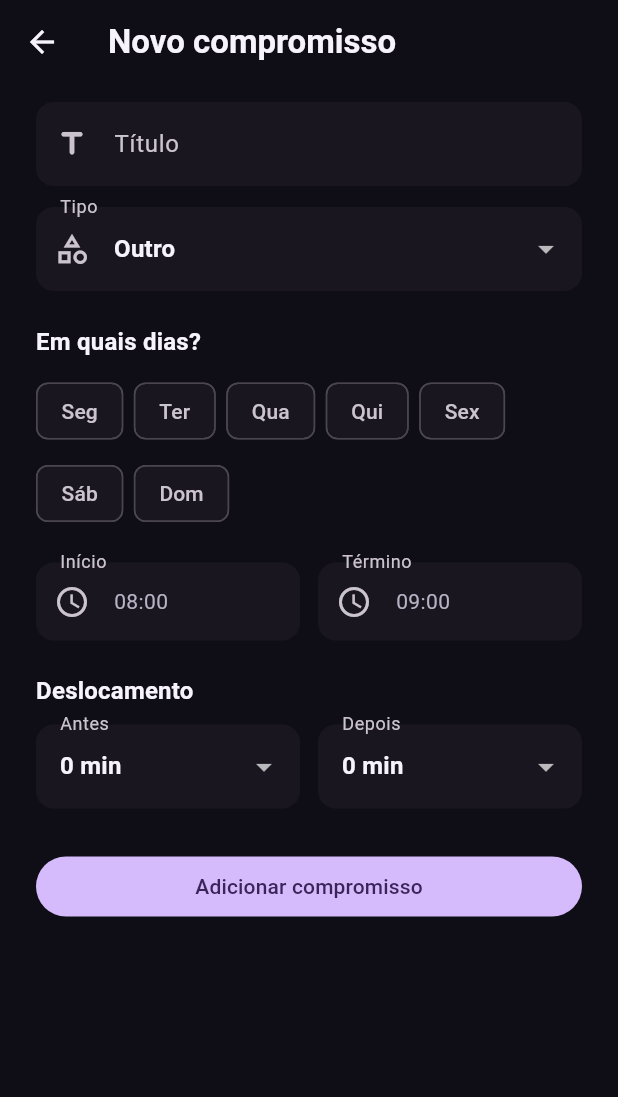
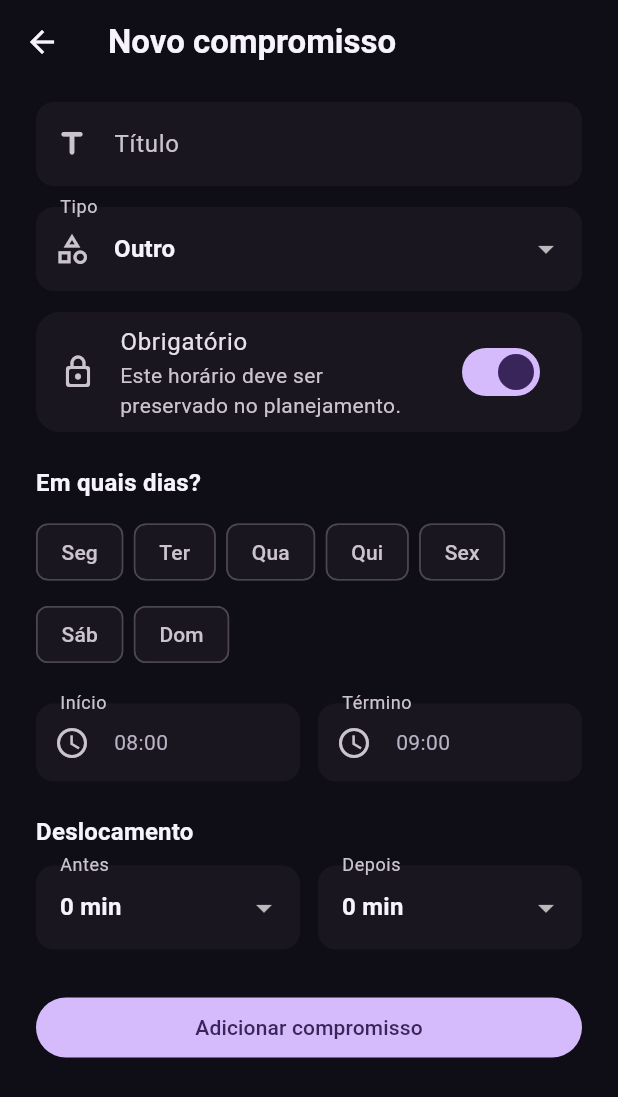
Before and after one commit to MatheusmotaDev/rotina, a Flutter app: the CommitmentFormPage screen opened directly, on a phone screen of 412 x 824 dp. Shown: the top 1097 px of the screen. Run offline on Flutter 3.47's test engine with Material 3 defaults, Android fonts, the phone set to English and light mode, and no system bars; our stand-ins replace flutter_dotenv, flutter_riverpod, supabase_flutter; accounts and stored records are empty.

Commit message:
feat: classifica compromissos no planejamento

```diff
--- a/lib/features/commitments/domain/models/recurring_commitment.dart
+++ b/lib/features/commitments/domain/models/recurring_commitment.dart
@@ -8,6 +8,7 @@ class RecurringCommitment {
     required this.rowIdsByDay,
     required this.title,
     required this.type,
+    required this.mandatory,
     required this.startMinutes,
     required this.endMinutes,
     required this.commuteBeforeMinutes,
@@ -18,6 +19,7 @@ class RecurringCommitment {
   final Map<int, String> rowIdsByDay;
   final String title;
   final CommitmentType type;
+  final bool mandatory;
   final int startMinutes;
   final int endMinutes;
   final int commuteBeforeMinutes;
--- a/lib/features/commitments/presentation/viewmodels/commitments_view_model.dart
+++ b/lib/features/commitments/presentation/viewmodels/commitments_view_model.dart
@@ -18,6 +18,7 @@ class CommitmentsViewModel extends AsyncNotifier<List<RecurringCommitment>> {
   Future<bool> create({
     required String title,
     required CommitmentType type,
+    required bool mandatory,
     required Set<int> weekdays,
     required int startMinutes,
     required int endMinutes,
@@ -30,6 +31,7 @@ class CommitmentsViewModel extends AsyncNotifier<List<RecurringCommitment>> {
           .create(
             title: title,
             type: type,
+            mandatory: mandatory,
             weekdays: weekdays,
             startMinutes: startMinutes,
             endMinutes: endMinutes,
@@ -43,6 +45,7 @@ class CommitmentsViewModel extends AsyncNotifier<List<RecurringCommitment>> {
     RecurringCommitment commitment, {
     required String title,
     required CommitmentType type,
+    required bool mandatory,
     required Set<int> weekdays,
     required int startMinutes,
     required int endMinutes,
@@ -56,6 +59,7 @@ class CommitmentsViewModel extends AsyncNotifier<List<RecurringCommitment>> {
             commitment,
             title: title,
             type: type,
+            mandatory: mandatory,
             weekdays: weekdays,
             startMinutes: startMinutes,
             endMinutes: endMinutes,
--- a/lib/features/commitments/presentation/views/commitment_form_page.dart
+++ b/lib/features/commitments/presentation/views/commitment_form_page.dart
@@ -19,6 +19,7 @@ class _CommitmentFormPageState extends ConsumerState<CommitmentFormPage> {
   final _formKey = GlobalKey<FormState>();
   late final TextEditingController _titleController;
   late CommitmentType _type;
+  late bool _mandatory;
   late Set<int> _weekdays;
   late int _startMinutes;
   late int _endMinutes;
@@ -32,6 +33,7 @@ class _CommitmentFormPageState extends ConsumerState<CommitmentFormPage> {
     final commitment = widget.commitment;
     _titleController = TextEditingController(text: commitment?.title);
     _type = commitment?.type ?? CommitmentType.other;
+    _mandatory = commitment?.mandatory ?? true;
     _weekdays = {...?commitment?.weekdays};
     _startMinutes = commitment?.startMinutes ?? 8 * 60;
     _endMinutes = commitment?.endMinutes ?? 9 * 60;
@@ -91,6 +93,24 @@ class _CommitmentFormPageState extends ConsumerState<CommitmentFormPage> {
                   ),
                 ],
                 onChanged: (value) => setState(() => _type = value!),
+              ),
+              const SizedBox(height: 14),
+              Card(
+                child: SwitchListTile(
+                  value: _mandatory,
+                  onChanged: (value) => setState(() => _mandatory = value),
+                  secondary: Icon(
+                    _mandatory
+                        ? Icons.lock_outline_rounded
+                        : Icons.swap_horiz_rounded,
+                  ),
+                  title: Text(_mandatory ? 'Obrigatório' : 'Flexível'),
+                  subtitle: Text(
+                    _mandatory
+                        ? 'Este horário deve ser preservado no planejamento.'
+                        : 'Este horário pode ser considerado em sugestões de ajuste.',
+                  ),
+                ),
               ),
               const SizedBox(height: 22),
               Text(
@@ -212,6 +232,7 @@ class _CommitmentFormPageState extends ConsumerState<CommitmentFormPage> {
         ? await viewModel.create(
             title: _titleController.text,
             type: _type,
+            mandatory: _mandatory,
             weekdays: _weekdays,
             startMinutes: _startMinutes,
             endMinutes: _endMinutes,
@@ -222,6 +243,7 @@ class _CommitmentFormPageState extends ConsumerState<CommitmentFormPage> {
             commitment,
             title: _titleController.text,
             type: _type,
+            mandatory: _mandatory,
             weekdays: _weekdays,
             startMinutes: _startMinutes,
             endMinutes: _endMinutes,
```
Also changed, not shown: lib/features/commitments/data/repositories/commitments_repository.dart (+9 -0 lines), lib/features/commitments/presentation/views/commitments_page.dart (+27 -0 lines), 4 other files.
